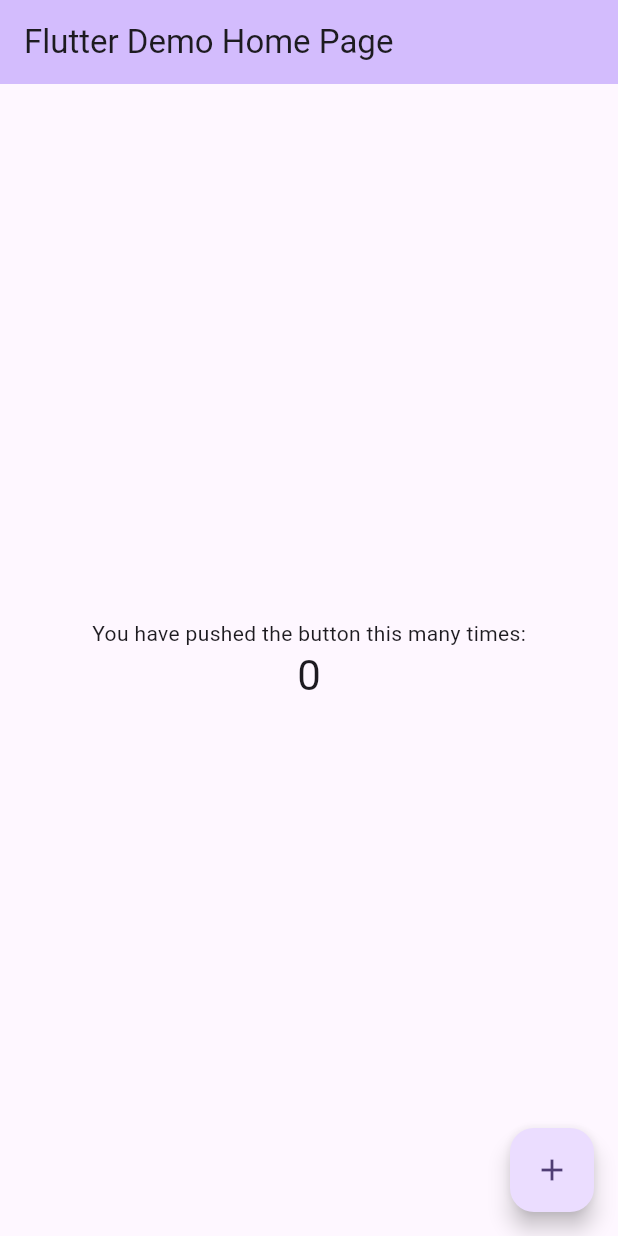
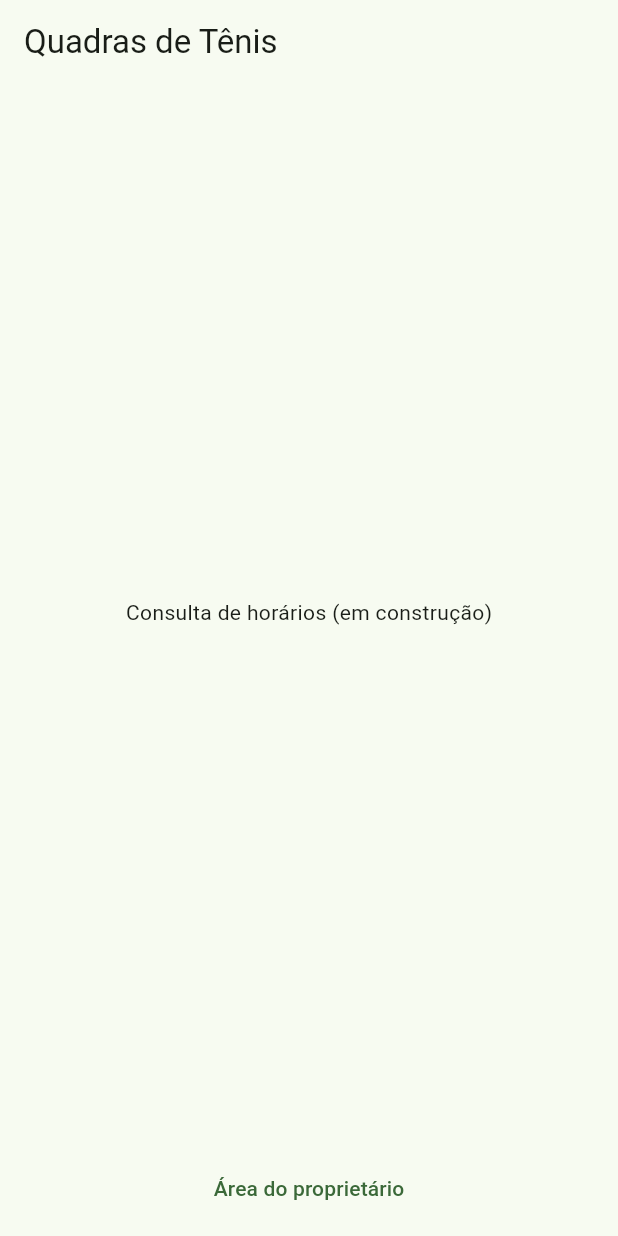
Before and after one commit to Tharsoso/Projeto-gerenciamento-de-quadras, a Flutter app: the screen it shows after launch, on a phone screen of 412 x 824 dp. Run offline on Flutter 3.47's test engine with Material 3 defaults, Android fonts, the phone set to English and light mode, and no system bars; our stand-ins replace go_router, supabase_flutter; accounts and stored records are empty.

Commit message:
Login e sessão do proprietário com expiração por inatividade (atividade 5.1)

```diff
--- /dev/null
+++ b/lib/app.dart
@@ -0,0 +1,79 @@
+import 'package:flutter/material.dart';
+import 'package:go_router/go_router.dart';
+
+import 'admin/painel_page.dart';
+import 'auth/autenticacao.dart';
+import 'auth/controle_inatividade.dart';
+import 'auth/login_page.dart';
+import 'publico/inicio_page.dart';
+
+class App extends StatefulWidget {
+  const App({
+    super.key,
+    required this.auth,
+    this.limiteInatividade = limiteInatividadePadrao,
+  });
+
+  final Autenticacao auth;
+  final Duration limiteInatividade;
+
+  @override
+  State<App> createState() => _AppState();
+}
+
+class _AppState extends State<App> {
+  late final GoRouter _router = GoRouter(
+    refreshListenable: widget.auth,
+    redirect: _redirecionar,
+    routes: [
+      GoRoute(path: '/', builder: (context, state) => const InicioPage()),
+      GoRoute(
+        path: '/login',
+        builder: (context, state) => LoginPage(
+          auth: widget.auth,
+          sessaoExpirada: state.uri.queryParameters['expirou'] == '1',
+        ),
+      ),
+      // Tudo dentro deste ShellRoute é área administrativa: exige login e conta inatividade.
+      ShellRoute(
+        builder: (context, state, child) => ControleInatividade(
+          limite: widget.limiteInatividade,
+          aoExpirar: _expirarSessao,
+          child: child,
+        ),
+        routes: [
+          GoRoute(path: '/admin', builder: (context, state) => PainelPage(auth: widget.auth)),
+        ],
+      ),
+    ],
+  );
+
+  String? _redirecionar(BuildContext context, GoRouterState state) {
+    final local = state.matchedLocation;
+    final areaAdmin = local == '/admin' || local.startsWith('/admin/');
+    if (areaAdmin && !widget.auth.logado) return '/login';
+    if (local == '/login' && widget.auth.logado) return '/admin';
+    return null;
+  }
+
+  Future<void> _expirarSessao() async {
+    await widget.auth.sair();
+    _router.go('/login?expirou=1');
+  }
+
+  @override
+  void dispose() {
+    _router.dispose();
+    super.dispose();
+  }
+
+  @override
+  Widget build(BuildContext context) {
+    return MaterialApp.router(
+      title: 'Quadras de Tênis',
+      debugShowCheckedModeBanner: false,
+      theme: ThemeData(colorScheme: ColorScheme.fromSeed(seedColor: Colors.green)),
+      routerConfig: _router,
+    );
+  }
+}
--- a/lib/main.dart
+++ b/lib/main.dart
@@ -1,122 +1,20 @@
 import 'package:flutter/material.dart';
+import 'package:supabase_flutter/supabase_flutter.dart';
 
-void main() {
-  runApp(const MyApp());
-}
+import 'app.dart';
+import 'auth/autenticacao.dart';
 
-class MyApp extends StatelessWidget {
-  const MyApp({super.key});
+// Passados no build: --dart-define=SUPABASE_URL=... --dart-define=SUPABASE_ANON_KEY=...
+const _supabaseUrl = String.fromEnvironment('SUPABASE_URL');
+const _supabaseAnonKey = String.fromEnvironment('SUPABASE_ANON_KEY');
 
-  // This widget is the root of your application.
-  @override
-  Widget build(BuildContext context) {
-    return MaterialApp(
-      title: 'Flutter Demo',
-      theme: ThemeData(
-        // This is the theme of your application.
-        //
-        // TRY THIS: Try running your application with "flutter run". You'll see
-        // the application has a purple toolbar. Then, without quitting the app,
-        // try changing the seedColor in the colorScheme below to Colors.green
-        // and then invoke "hot reload" (save your changes or press the "hot
-        // reload" button in a Flutter-supported IDE, or press "r" if you used
-        // the command line to start the app).
-        //
-        // Notice that the counter didn't reset back to zero; the application
-        // state is not lost during the reload. To reset the state, use hot
-        // restart instead.
-        //
-        // This works for code too, not just values: Most code changes can be
-        // tested with just a hot reload.
-        colorScheme: .fromSeed(seedColor: Colors.deepPurple),
-      ),
-      home: const MyHomePage(title: 'Flutter Demo Home Page'),
+Future<void> main() async {
+  if (_supabaseUrl.isEmpty || _supabaseAnonKey.isEmpty) {
+    throw StateError(
+      'Faltam SUPABASE_URL e SUPABASE_ANON_KEY. Rode com '
+      '--dart-define=SUPABASE_URL=... --dart-define=SUPABASE_ANON_KEY=... (veja o README).',
     );
   }
+  await Supabase.initialize(url: _supabaseUrl, publishableKey: _supabaseAnonKey);
+  runApp(App(auth: SupabaseAutenticacao(Supabase.instance.client.auth)));
 }
-
-class MyHomePage extends StatefulWidget {
-  const MyHomePage({super.key, required this.title});
-
-  // This widget is the home page of your application. It is stateful, meaning
-  // that it has a State object (defined below) that contains fields that affect
-  // how it looks.
-
-  // This class is the configuration for the state. It holds the values (in this
-  // case the title) provided by the parent (in this case the App widget) and
-  // used by the build method of the State. Fields in a Widget subclass are
-  // always marked "final".
-
-  final String title;
-
-  @override
-  State<MyHomePage> createState() => _MyHomePageState();
-}
-
-class _MyHomePageState extends State<MyHomePage> {
-  int _counter = 0;
-
-  void _incrementCounter() {
-    setState(() {
-      // This call to setState tells the Flutter framework that something has
-      // changed in this State, which causes it to rerun the build method below
-      // so that the display can reflect the updated values. If we changed
-      // _counter without calling setState(), then the build method would not be
-      // called again, and so nothing would appear to happen.
-      _counter++;
-    });
-  }
-
-  @override
-  Widget build(BuildContext context) {
-    // This method is rerun every time setState is called, for instance as done
-    // by the _incrementCounter method above.
-    //
-    // The Flutter framework has been optimized to make rerunning build methods
-    // fast, so that you can just rebuild anything that needs updating rather
-    // than having to individually change instances of widgets.
-    return Scaffold(
-      appBar: AppBar(
-        // TRY THIS: Try changing the color here to a specific color (to
-        // Colors.amber, perhaps?) and trigger a hot reload to see the AppBar
-        // change color while the other colors stay the same.
-        backgroundColor: Theme.of(context).colorScheme.inversePrimary,
-        // Here we take the value from the MyHomePage object that was created by
-        // the App.build method, and use it to set our appbar title.
-        title: Text(widget.title),
-      ),
-      body: Center(
-        // Center is a layout widget. It takes a single child and positions it
-        // in the middle of the parent.
-        child: Column(
-          // Column is also a layout widget. It takes a list of children and
-          // arranges them vertically. By default, it sizes itself to fit its
-          // children horizontally, and tries to be as tall as its parent.
-          //
-          // Column has various properties to control how it sizes itself and
-          // how it positions its children. Here we use mainAxisAlignment to
-          // center the children vertically; the main axis here is the vertical
-          // axis because Columns are vertical (the cross axis would be
-          // horizontal).
-          //
-          // TRY THIS: Invoke "debug painting" (choose the "Toggle Debug Paint"
-          // action in the IDE, or press "p" in the console), to see the
-          // wireframe for each widget.
-          mainAxisAlignment: .center,
-          children: [
-            const Text('You have pushed the button this many times:'),
-            Text(
-              '$_counter',
-              style: Theme.of(context).textTheme.headlineMedium,
-            ),
-          ],
-        ),
-      ),
-      floatingActionButton: FloatingActionButton(
-        onPressed: _incrementCounter,
-        tooltip: 'Increment',
-        child: const Icon(Icons.add),
-      ),
-    );
-  }
-}
--- /dev/null
+++ b/lib/publico/inicio_page.dart
@@ -0,0 +1,22 @@
+import 'package:flutter/material.dart';
+import 'package:go_router/go_router.dart';
+
+/// Página pública. Provisória: a consulta de horários (4.1) substitui o conteúdo.
+class InicioPage extends StatelessWidget {
+  const InicioPage({super.key});
+
+  @override
+  Widget build(BuildContext context) {
+    return Scaffold(
+      appBar: AppBar(title: const Text('Quadras de Tênis')),
+      body: const Center(child: Text('Consulta de horários (em construção)')),
+      bottomNavigationBar: Padding(
+        padding: const EdgeInsets.all(8),
+        child: TextButton(
+          onPressed: () => context.go('/admin'),
+          child: const Text('Área do proprietário'),
+        ),
+      ),
+    );
+  }
+}
--- a/pubspec.yaml
+++ b/pubspec.yaml
@@ -35,6 +35,7 @@ dependencies:
   # Use with the CupertinoIcons class for iOS style icons.
   cupertino_icons: ^1.0.8
   supabase_flutter: ^2.18.3
+  go_router: ^18.1.1
 
 dev_dependencies:
   flutter_test:
```
Also changed, not shown: lib/admin/painel_page.dart (added, +28 -0 lines), lib/auth/autenticacao.dart (added, +60 -0 lines), lib/auth/controle_inatividade.dart (added, +63 -0 lines), lib/auth/login_page.dart (added, +120 -0 lines), pubspec.lock, 2 other files.
